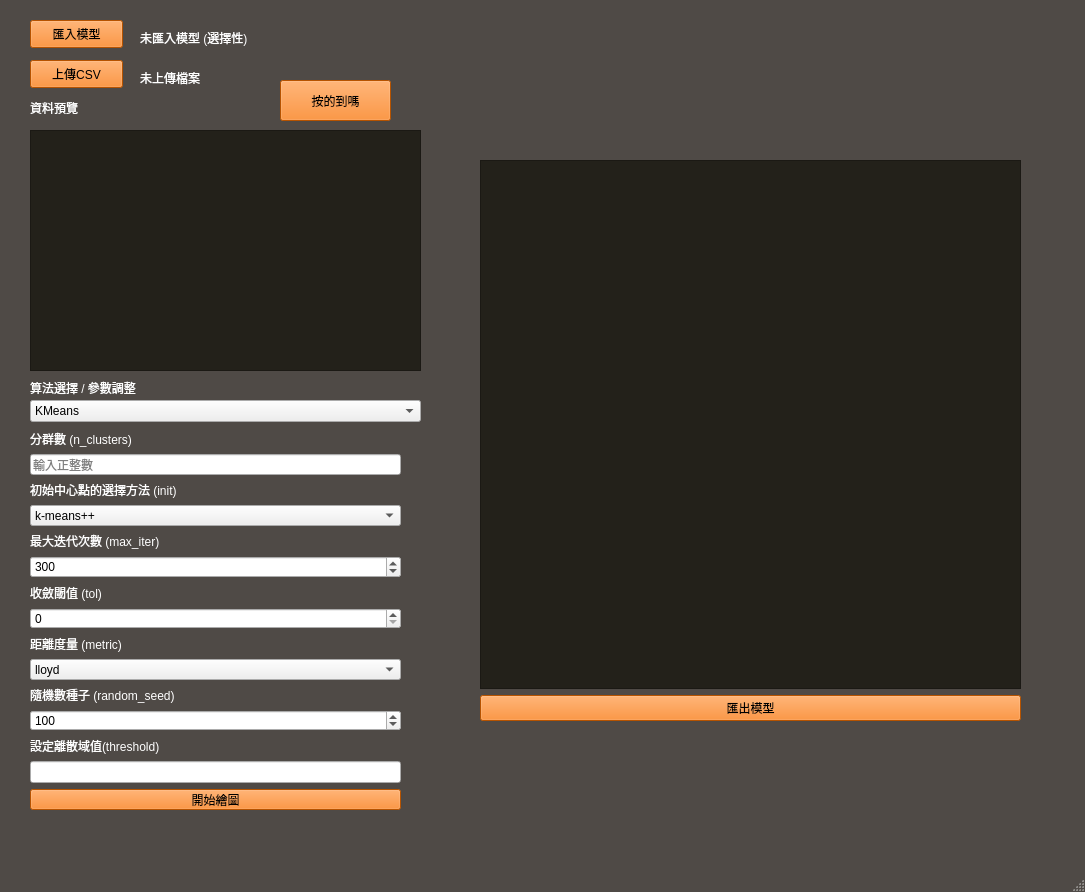
lisheng-yao/spyder_workspace_W, file QT/testMVC.ui: the form before one commit.
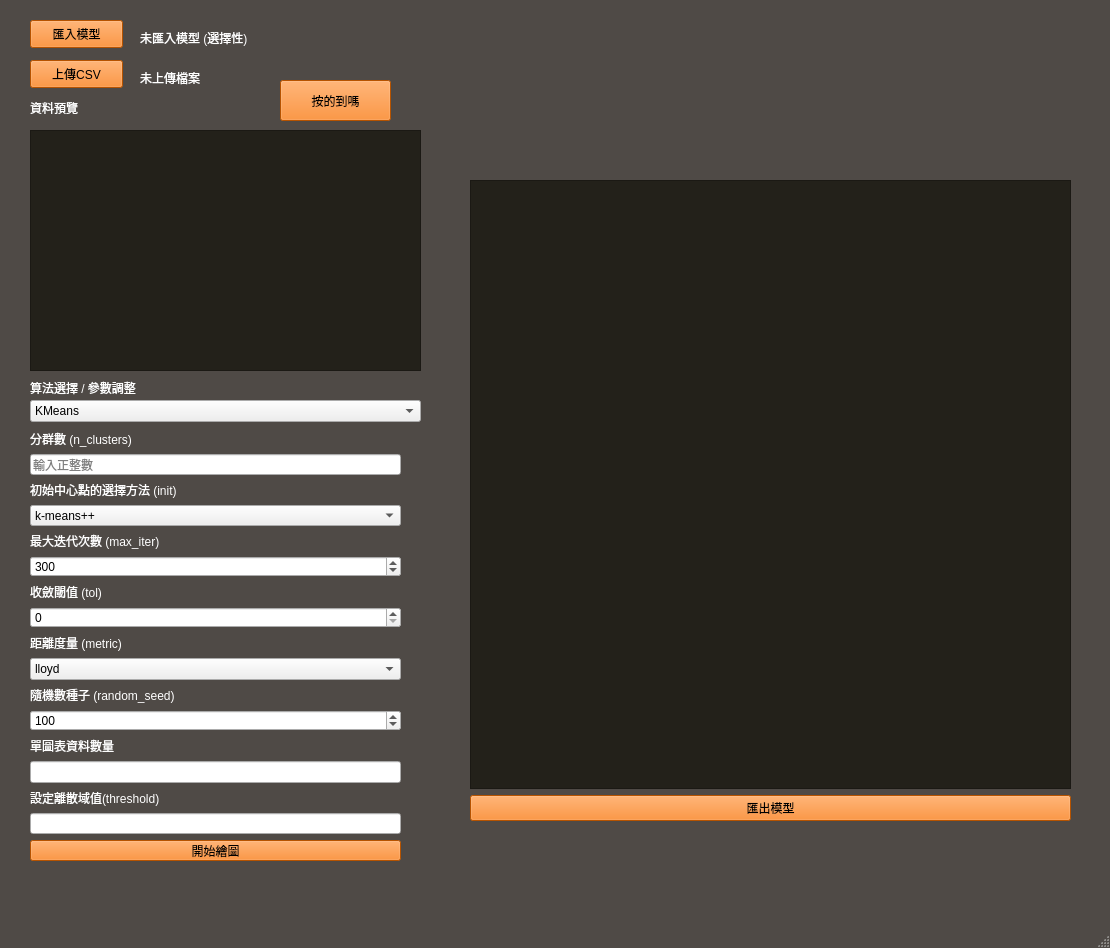
The form after the commit.

Patch:
```diff
--- a/QT/testMVC.ui
+++ b/QT/testMVC.ui
@@ -6,8 +6,8 @@
    <rect>
     <x>0</x>
     <y>0</y>
-    <width>1085</width>
-    <height>892</height>
+    <width>1110</width>
+    <height>948</height>
    </rect>
   </property>
   <property name="windowTitle">
@@ -234,7 +234,7 @@
       <x>10</x>
       <y>370</y>
       <width>441</width>
-      <height>481</height>
+      <height>521</height>
      </rect>
     </property>
     <property name="sizePolicy">
@@ -271,7 +271,7 @@
         <x>20</x>
         <y>60</y>
         <width>371</width>
-        <height>381</height>
+        <height>431</height>
        </rect>
       </property>
       <layout class="QVBoxLayout" name="verticalLayout">
@@ -449,6 +449,16 @@
          </property>
         </widget>
        </item>
+       <item>
+        <widget class="QLabel" name="label_data_group">
+         <property name="text">
+          <string>單圖表資料數量</string>
+         </property>
+        </widget>
+       </item>
+       <item>
+        <widget class="QLineEdit" name="lineEdit_data"/>
+       </item>
        <item>
         <widget class="QLabel" name="label_threshold">
          <property name="toolTip">
@@ -530,8 +540,8 @@
    <widget class="QGraphicsView" name="graphicsView_logo">
     <property name="geometry">
      <rect>
-      <x>540</x>
-      <y>30</y>
+      <x>550</x>
+      <y>40</y>
       <width>411</width>
       <height>101</height>
      </rect>
@@ -540,10 +550,10 @@
    <widget class="QWidget" name="layoutWidget">
     <property name="geometry">
      <rect>
-      <x>480</x>
-      <y>160</y>
-      <width>541</width>
-      <height>561</height>
+      <x>470</x>
+      <y>180</y>
+      <width>601</width>
+      <height>641</height>
      </rect>
     </property>
     <layout class="QVBoxLayout" name="verticalLayout_2">
```
